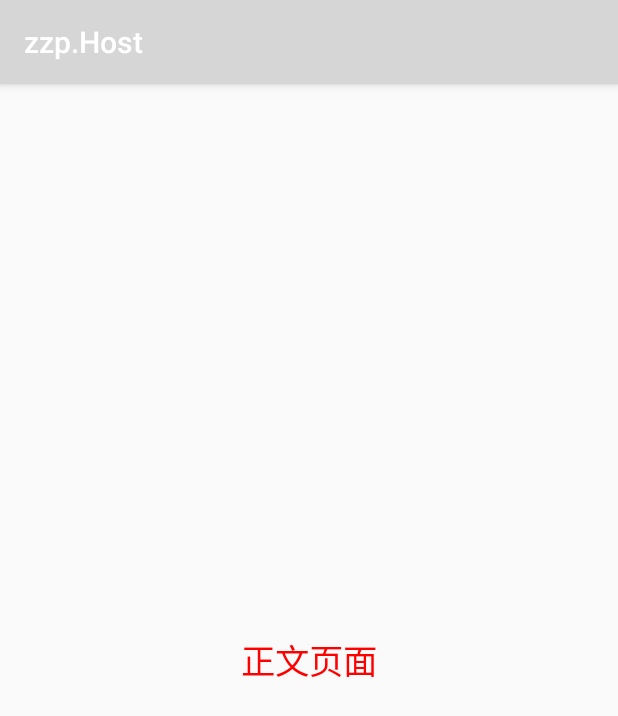
After one commit to 18601949127/DiDi.github.io, an Android app: the fragment ContentFragment shown on its own in the app's theme, on a phone screen of 412 x 824 dp. The commit adds this screen. Shown: the top 716 px of the screen. Run offline under Robolectric (Android 15) with nearby library versions, the phone set to English and light mode, and no system bars.

```diff
--- /dev/null
+++ b/app/src/main/java/com/tantuo/didicar/fragment/ContentFragment.java
@@ -0,0 +1,40 @@
+package com.tantuo.didicar.fragment;
+
+import android.graphics.Color;
+import android.view.Gravity;
+import android.view.View;
+import android.widget.TextView;
+
+import com.tantuo.didicar.base.BaseMenuFragment;
+import com.tantuo.didicar.utils.LogUtil;
+
+/**
+ * Author by TanTuo, WeiXin:86-18601949127,
+ * Email:1991201740@qq.com
+ * 作用：左侧抽屉菜单，继承自 BaseMenuFragment
+ */
+
+public class ContentFragment extends BaseMenuFragment {
+
+    private TextView textView;
+
+
+    @Override
+    public View initView() {
+        LogUtil.i("正文视图被初始化");
+        textView = new TextView(context);
+        textView.setTextSize(23);
+        textView.setGravity(Gravity.CENTER);
+        textView.setTextColor(Color.RED);
+        return textView;
+
+    }
+
+    @Override
+    protected void initData() {
+        super.initData();
+        LogUtil.i("这里是正文");
+
+        textView.setText("正文页面");
+    }
+}
--- a/app/src/main/java/com/tantuo/didicar/fragment/LeftMenuFragment.java
+++ b/app/src/main/java/com/tantuo/didicar/fragment/LeftMenuFragment.java
@@ -5,7 +5,6 @@ import android.view.Gravity;
 import android.view.View;
 import android.widget.TextView;
 
-import com.tantuo.didicar.R;
 import com.tantuo.didicar.base.BaseMenuFragment;
 import com.tantuo.didicar.utils.LogUtil;
 
@@ -22,10 +21,12 @@ public class LeftMenuFragment extends BaseMenuFragment {
 
     @Override
     public View initView() {
+        LogUtil.i("左侧视图被初始化");
         textView = new TextView(context);
         textView.setTextSize(23);
         textView.setGravity(Gravity.CENTER);
         textView.setTextColor(Color.RED);
+        return textView;
 
     }
 
```
Also changed, not shown: 1 other file.
